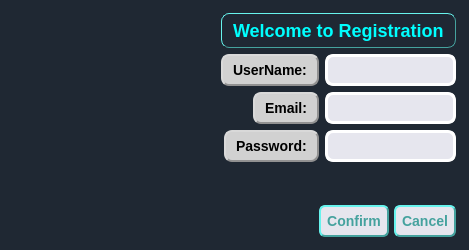
Qt form ui/registr.ui (kiozet/TaskManagerWithAI) before a commit.
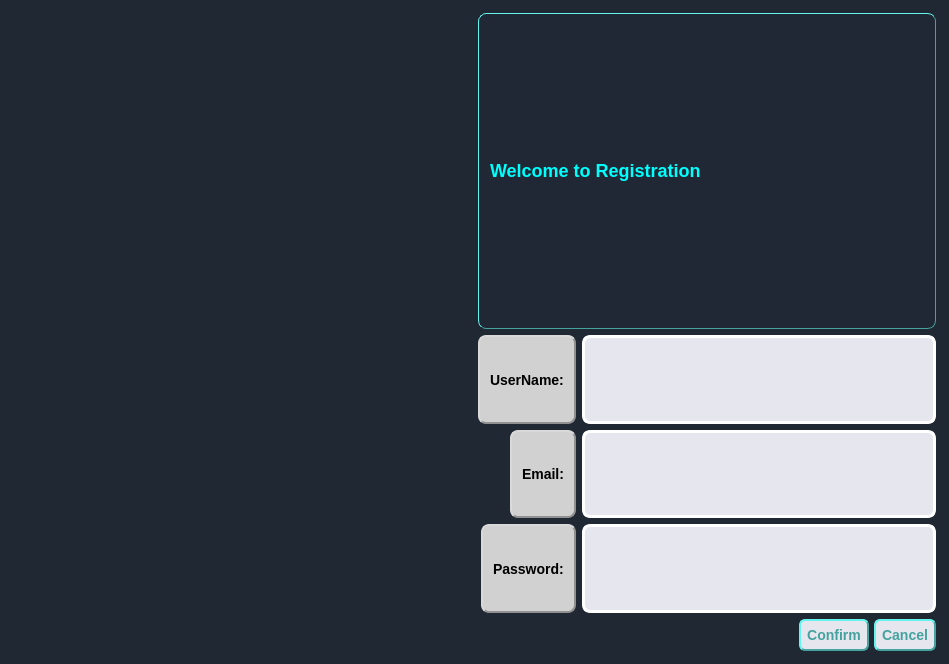
The same form after that commit.

Commit message: Edit buttons placement in registr.ui

Patch:
```diff
--- a/ui/registr.ui
+++ b/ui/registr.ui
@@ -6,8 +6,8 @@
    <rect>
     <x>0</x>
     <y>0</y>
-    <width>469</width>
-    <height>250</height>
+    <width>949</width>
+    <height>664</height>
    </rect>
   </property>
   <property name="sizePolicy">
@@ -31,7 +31,7 @@
    <item>
     <widget class="QLabel" name="GIF">
      <property name="sizePolicy">
-      <sizepolicy hsizetype="MinimumExpanding" vsizetype="Expanding">
+      <sizepolicy hsizetype="Expanding" vsizetype="Expanding">
        <horstretch>0</horstretch>
        <verstretch>0</verstretch>
       </sizepolicy>
@@ -235,22 +235,7 @@
          </property>
         </widget>
        </item>
-      </layout>
-     </item>
-     <item>
-      <spacer name="verticalSpacer">
-       <property name="orientation">
-        <enum>Qt::Vertical</enum>
-       </property>
-       <property name="sizeHint" stdset="0">
-        <size>
-         <width>20</width>
-         <height>40</height>
-        </size>
-       </property>
-      </spacer>
-     </item>
-     <item>
+       <item row="3" column="1">
       <layout class="QHBoxLayout" name="horizontalLayout">
        <property name="spacing">
         <number>5</number>
@@ -328,6 +313,8 @@
           <bool>false</bool>
          </property>
         </widget>
+         </item>
+        </layout>
        </item>
       </layout>
      </item>
```
Lines whose indentation alone changed are shown as unchanged.
